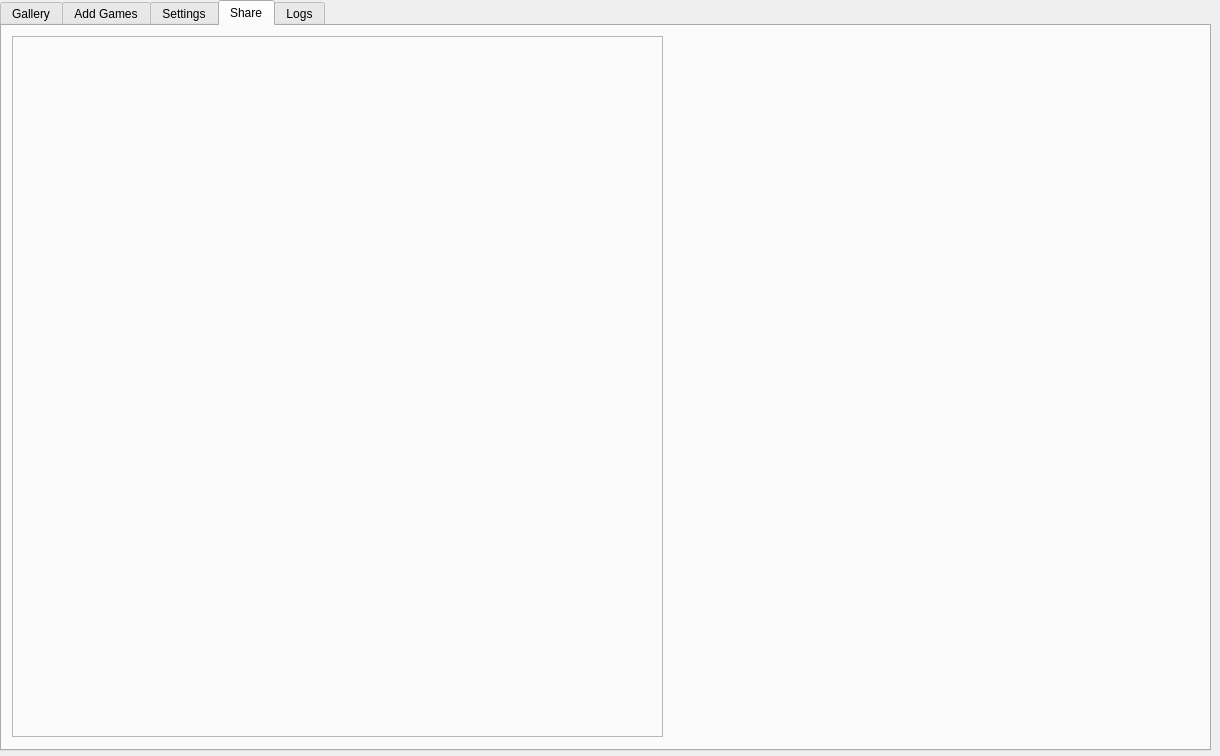
Old version of the form main_window.ui in the repository RealMrObvious/echo-replay.
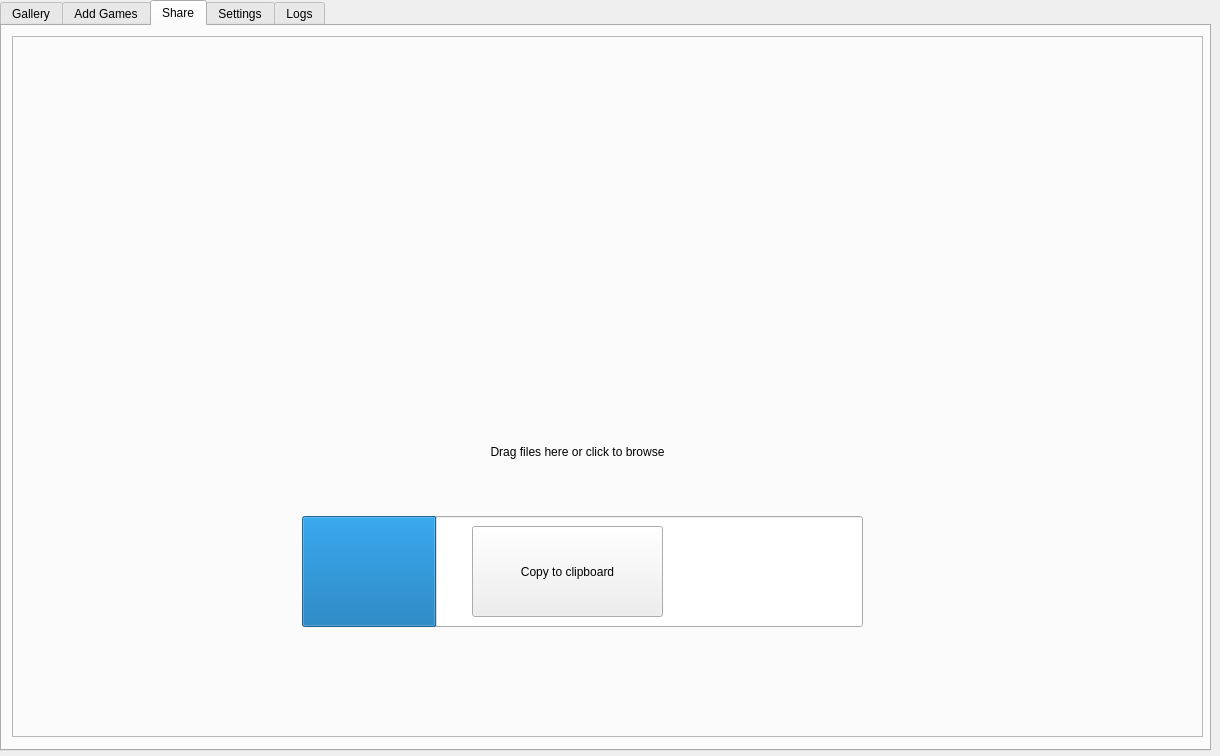
New version of the form. The open tabs and pages were chosen to show the change.

Commit message: add: created/more or less finished the share tab ui

The edit to the form file:
```diff
--- a/main_window.ui
+++ b/main_window.ui
@@ -24,7 +24,7 @@
      </rect>
     </property>
     <property name="currentIndex">
-     <number>0</number>
+     <number>2</number>
     </property>
     <widget class="QWidget" name="gallery_tab">
      <attribute name="title">
@@ -118,24 +118,25 @@
       </property>
      </widget>
     </widget>
-    <widget class="QWidget" name="settings_tab">
-     <attribute name="title">
-      <string>Settings</string>
-     </attribute>
-    </widget>
     <widget class="QWidget" name="share_tab">
      <attribute name="title">
       <string>Share</string>
      </attribute>
-     <widget class="QFrame" name="dropFrame">
+     <widget class="QFrame" name="drop_frame">
       <property name="geometry">
        <rect>
         <x>10</x>
         <y>10</y>
-        <width>651</width>
+        <width>1191</width>
         <height>701</height>
        </rect>
       </property>
+      <property name="cursor">
+       <cursorShape>PointingHandCursor</cursorShape>
+      </property>
+      <property name="contextMenuPolicy">
+       <enum>Qt::ContextMenuPolicy::NoContextMenu</enum>
+      </property>
       <property name="acceptDrops">
        <bool>true</bool>
       </property>
@@ -148,8 +149,83 @@
       <property name="frameShadow">
        <enum>QFrame::Shadow::Raised</enum>
       </property>
+      <widget class="QLabel" name="share_file_label">
+       <property name="geometry">
+        <rect>
+         <x>280</x>
+         <y>390</y>
+         <width>571</width>
+         <height>51</height>
+        </rect>
+       </property>
+       <property name="text">
+        <string>Drag files here or click to browse</string>
+       </property>
+       <property name="alignment">
+        <set>Qt::AlignmentFlag::AlignCenter</set>
+       </property>
+      </widget>
+      <widget class="QProgressBar" name="share_progress_bar">
+       <property name="enabled">
+        <bool>true</bool>
+       </property>
+       <property name="geometry">
+        <rect>
+         <x>290</x>
+         <y>480</y>
+         <width>561</width>
+         <height>111</height>
+        </rect>
+       </property>
+       <property name="contextMenuPolicy">
+        <enum>Qt::ContextMenuPolicy::ActionsContextMenu</enum>
+       </property>
+       <property name="value">
+        <number>24</number>
+       </property>
+       <property name="textVisible">
+        <bool>true</bool>
+       </property>
+      </widget>
+      <widget class="QLabel" name="share_file_thumbnail">
+       <property name="geometry">
+        <rect>
+         <x>410</x>
+         <y>180</y>
+         <width>331</width>
+         <height>191</height>
+        </rect>
+       </property>
+       <property name="text">
+        <string/>
+       </property>
+       <property name="scaledContents">
+        <bool>true</bool>
+       </property>
+       <property name="alignment">
+        <set>Qt::AlignmentFlag::AlignCenter</set>
+       </property>
+      </widget>
+      <widget class="QPushButton" name="share_copy_button">
+       <property name="geometry">
+        <rect>
+         <x>460</x>
+         <y>490</y>
+         <width>191</width>
+         <height>91</height>
+        </rect>
+       </property>
+       <property name="text">
+        <string>Copy to clipboard</string>
+       </property>
+      </widget>
      </widget>
     </widget>
+    <widget class="QWidget" name="settings_tab">
+     <attribute name="title">
+      <string>Settings</string>
+     </attribute>
+    </widget>
     <widget class="QWidget" name="logs_tab">
      <attribute name="title">
       <string>Logs</string>
```
The commit also changes 3 other files.
